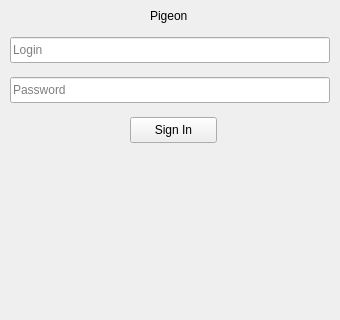
Before: the Qt Designer form pigeonclient/pigeonclient_login.ui in anthes1s/pigeon, drawn with Qt 5; both pictures show x 0 to 340 and y 143 to 463 of the 340 by 600 pixel window.
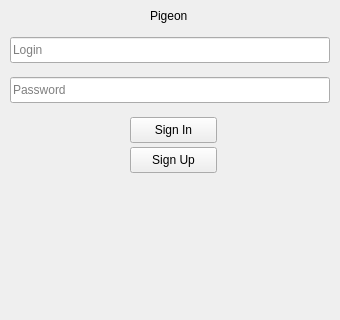
After: the same form once the commit is applied.

```diff
--- a/pigeonclient/pigeonclient_login.ui
+++ b/pigeonclient/pigeonclient_login.ui
@@ -66,6 +66,19 @@
      <string>Pigeon</string>
     </property>
    </widget>
+   <widget class="QPushButton" name="pbSignUp">
+    <property name="geometry">
+     <rect>
+      <x>130</x>
+      <y>290</y>
+      <width>87</width>
+      <height>26</height>
+     </rect>
+    </property>
+    <property name="text">
+     <string>Sign Up</string>
+    </property>
+   </widget>
   </widget>
  </widget>
  <resources/>
```
